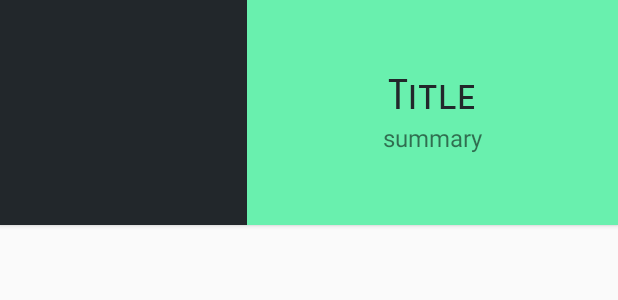
After one commit to pugfish1992/hammock, an Android app: the layout item_project_card_left_side_thumb.xml on its own in the app's theme, with its tools: preview values and no code run, on a phone screen of 412 x 824 dp. The commit adds this screen. Shown: the top 300 px of the screen. Run offline under Robolectric (Android 15) with nearby library versions, the phone set to English and light mode, and no system bars.

Commit message:
create mock of home screen

```diff
--- a/app/build.gradle
+++ b/app/build.gradle
@@ -31,6 +31,7 @@ dependencies {
     annotationProcessor project(':javario-processor')
     compile project(':sqlite-utils')
     compile 'com.android.support:appcompat-v7:26.+'
+    compile 'com.android.support:cardview-v7:26.+'
     compile 'com.android.support.constraint:constraint-layout:1.0.2'
     compile 'com.android.support:design:26.+'
     compile 'com.google.guava:guava:23.3-android'
--- /dev/null
+++ b/app/src/main/res/layout/item_project_card_left_side_thumb.xml
@@ -0,0 +1,51 @@
+<?xml version="1.0" encoding="utf-8"?>
+<android.support.v7.widget.CardView
+    android:layout_width="match_parent"
+    android:layout_height="wrap_content"
+    xmlns:android="http://schemas.android.com/apk/res/android"
+    xmlns:app="http://schemas.android.com/apk/res-auto"
+    app:cardCornerRadius="0dp"
+    android:layout_marginBottom="4dp">
+    <LinearLayout
+        android:orientation="horizontal"
+        android:layout_width="match_parent"
+        android:layout_height="150dp"
+        android:background="@color/accent">
+        <ImageView
+            android:id="@+id/img_project_thumb"
+            android:background="@color/primary_dark"
+            android:layout_weight="2"
+            android:layout_width="0dp"
+            android:layout_height="match_parent"
+            android:scaleType="centerCrop"/>
+        <LinearLayout
+            android:layout_weight="3"
+            android:layout_width="0dp"
+            android:layout_height="match_parent"
+            android:orientation="vertical"
+            android:padding="24dp"
+            android:gravity="center">
+            <TextView
+                android:id="@+id/txt_project_name"
+                android:layout_width="match_parent"
+                android:layout_height="wrap_content"
+                android:textSize="28sp"
+                android:textColor="@color/primary_dark"
+                android:fontFamily="sans-serif-smallcaps"
+                android:textAlignment="center"
+                android:text="Title"
+                android:maxLines="1"
+                android:ellipsize="end"/>
+            <TextView
+                android:id="@+id/txt_project_summary"
+                android:layout_width="match_parent"
+                android:layout_height="wrap_content"
+                android:textColor="@color/text_secondary_dark"
+                android:textSize="16sp"
+                android:textAlignment="center"
+                android:ellipsize="end"
+                android:maxLines="2"
+                android:text="summary"/>
+        </LinearLayout>
+    </LinearLayout>
+</android.support.v7.widget.CardView>
```
Also changed, not shown: app/src/main/java/com/pugfish1992/hammock/ui/MainActivity.java (+4 -4 lines), app/src/main/java/com/pugfish1992/hammock/ui/ProjectAdapter.java (added, +102 -0 lines), app/src/main/java/com/pugfish1992/hammock/ui/WorkAdapter.java (+6 -42 lines), app/src/main/java/com/pugfish1992/hammock/ui/WorkAdapterBase.java (added, +59 -0 lines), app/src/main/java/com/pugfish1992/hammock/ui/WorkDetailsActivity.java (+3 -4 lines), app/src/main/java/com/pugfish1992/hammock/ui/widget/SquareImageView.java (added, +22 -0 lines), app/src/main/java/com/pugfish1992/hammock/util/SampleThumbLoader.java (added, +47 -0 lines), app/src/main/res/layout/activity_main.xml (+5 -2 lines), app/src/main/res/layout/item_project_card_large.xml (added, +53 -0 lines), app/src/main/res/layout/item_project_card_right_side_thumb.xml (added, +51 -0 lines), app/src/main/assets/sample1.png (added), app/src/main/assets/sample2.jpg (added), app/src/main/assets/sample3.jpg (added), app/src/main/assets/sample4.png (added), 2 more files.
